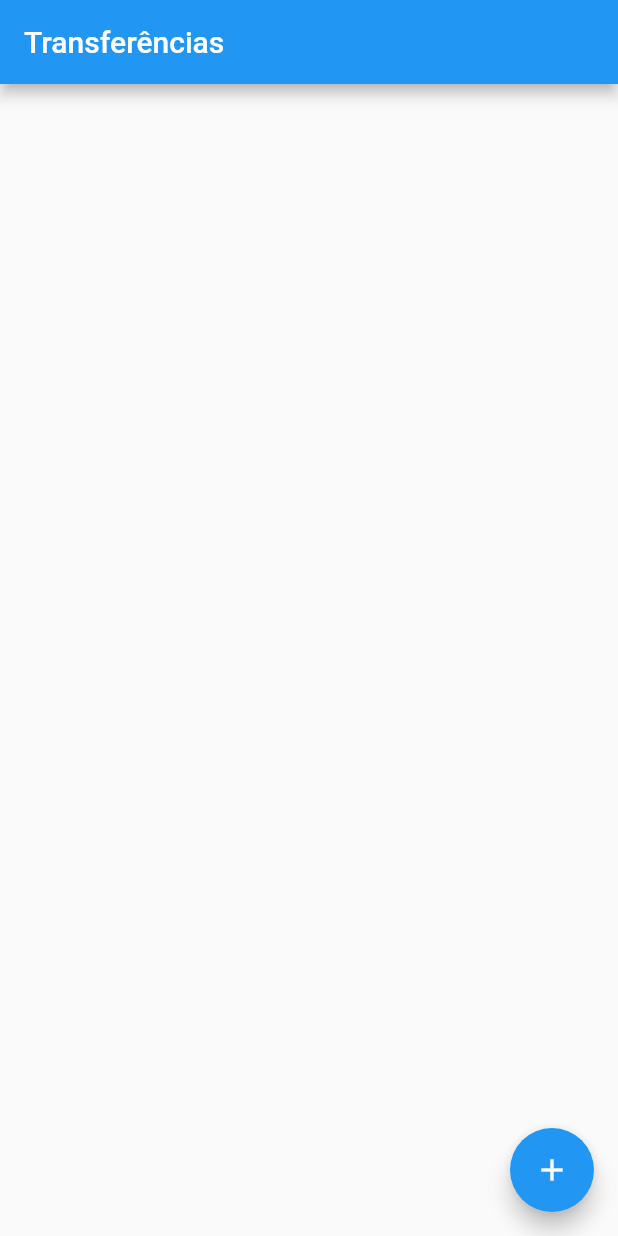
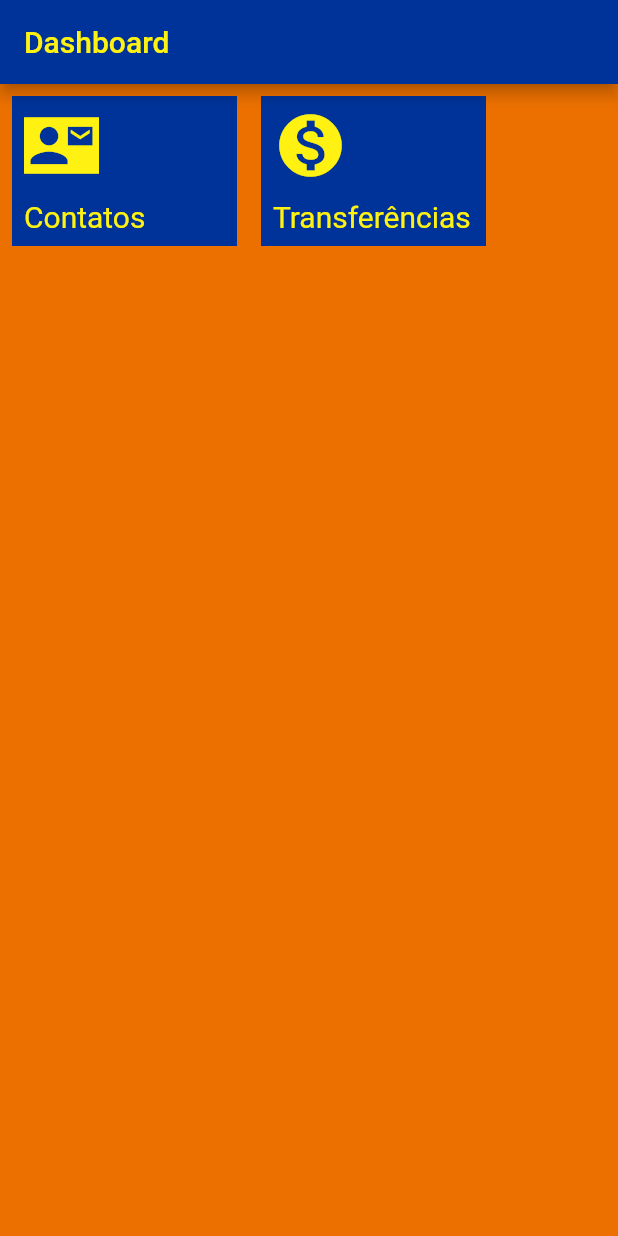
Before and after one commit to ViniciusPolo/fatec_dsm_devmobile, a Flutter app: the screen it shows after launch, on a phone screen of 412 x 824 dp. Run offline on Flutter 3.47's test engine with Material 2 defaults, Android fonts, the phone set to English and light mode, and no system bars.

Commit message:
Switching to branch trabalho_bimestre

```diff
--- a/lib/main.dart
+++ b/lib/main.dart
@@ -1,25 +1,19 @@
-import 'dart:html';
-import 'dart:js';
-
-import 'package:flutter/cupertino.dart';
+import '/screens/dashboard.dart';
 import 'package:flutter/material.dart';
 
-import 'screens/transferencias/lista_transferencia.dart';
+void main() => runApp(
+      Banco(),
+    );
 
-void main() => runApp(Banco());
-
-//   MaterialApp(
-//     home: Scaffold(
-//       body: FormularioTransferencia(),
-//     ),
-//   ),
-// );
 class Banco extends StatelessWidget {
   @override
   Widget build(BuildContext context) {
+    //Intl.defaultLocale = 'pt_BR';
     // TODO: implement build
     return MaterialApp(
-      home: ListaTransferencia(),
+      home: Scaffold(
+        body: MenuDashboard(),
+      ),
     );
   }
 }
--- /dev/null
+++ b/lib/models/form_contato.dart
@@ -0,0 +1,20 @@
+class Contatos {
+  final String nome;
+  final String endereco;
+  final String telefone;
+  final String email;
+  final String cpf;
+
+  Contatos(
+    this.nome,
+    this.endereco,
+    this.telefone,
+    this.email,
+    this.cpf,
+  );
+
+  @override
+  String toString() {
+    return 'Nome{valor: $nome, endereco: $endereco, Telefone: $telefone, E-mail: $email, CPF: $cpf}';
+  }
+}
--- /dev/null
+++ b/lib/screens/dashboard.dart
@@ -0,0 +1,113 @@
+import '/screens/contatos/formulario_contato.dart';
+import '/screens/transferencias/lista_transferencia.dart';
+import 'package:flutter/material.dart';
+
+const _tituloAppBar = 'Dashboard';
+var yellow = Color.fromARGB(255, 255, 242, 18);
+var orange = Color.fromARGB(255, 236, 112, 0);
+var blue = Color.fromARGB(255, 0, 51, 153);
+
+class MenuDashboard extends StatefulWidget {
+  @override
+  State<StatefulWidget> createState() {
+    return MenuDashboardState();
+  }
+}
+
+class MenuDashboardState extends State<MenuDashboard> {
+  @override
+  Widget build(BuildContext context) {
+    // TODO: implement build
+    return Scaffold(
+      appBar: AppBar(
+        backgroundColor: blue,
+        title:
+            Text(_tituloAppBar, style: TextStyle(fontSize: 20, color: yellow)),
+      ),
+      backgroundColor: orange,
+      body: Column(
+        mainAxisAlignment: MainAxisAlignment.spaceBetween,
+        crossAxisAlignment: CrossAxisAlignment.start,
+        children: <Widget>[
+          SingleChildScrollView(
+            scrollDirection: Axis.horizontal,
+            child: Row(
+              children: <Widget>[
+                _FeatureItem(
+                  'Contatos',
+                  Icons.contact_mail_sharp,
+                  onClick: () => _exibeListaContato(context),
+                ),
+                _FeatureItem(
+                  'Transferências',
+                  Icons.monetization_on,
+                  onClick: () => _exibeListaTransferencia(context),
+                ),
+              ],
+            ),
+          ),
+        ],
+      ),
+    );
+  }
+
+  void _exibeListaContato(BuildContext context) {
+    Navigator.of(context).push(MaterialPageRoute(
+      builder: (context) => ListaContatos(),
+    ));
+  }
+
+  void _exibeListaTransferencia(BuildContext context) {
+    Navigator.of(context).push(MaterialPageRoute(
+      builder: (context) => ListaTransferencia(),
+    ));
+  }
+}
+
+class _FeatureItem extends StatelessWidget {
+  final String nome;
+  final IconData icone;
+  final Function onClick;
+
+  _FeatureItem(this.nome, this.icone, {required this.onClick})
+      : assert(icone != null),
+        assert(onClick != null);
+
+  @override
+  Widget build(BuildContext context) {
+    return Padding(
+      padding: const EdgeInsets.all(8.0),
+      child: Material(
+        child: InkWell(
+          onTap: () {
+            onClick();
+          },
+          child: Container(
+            height: 100,
+            width: 150,
+            color: blue,
+            padding: EdgeInsets.all(8.0),
+            child: Column(
+              mainAxisAlignment: MainAxisAlignment.spaceBetween,
+              crossAxisAlignment: CrossAxisAlignment.start,
+              children: <Widget>[
+                Icon(
+                  icone,
+                  color: yellow,
+                  size: 50.0,
+                ),
+                Text(
+                  nome,
+                  style: TextStyle(
+                    color: yellow,
+                    fontSize: 20.0,
+                  ),
+                ),
+              ],
+            ),
+          ),
+        ),
+      ),
+    );
+  }
+}
--- a/lib/screens/transferencias/formulario_transferencia.dart
+++ b/lib/screens/transferencias/formulario_transferencia.dart
@@ -9,6 +9,9 @@ const _dicaCampoNumeroConta = '0000';
 const _rotuloCampoValor = 'Valor';
 const _dicaCampoValor = '0.00';
 const _textoBotaoConfirmar = 'Confirmar';
+var yellow = Color.fromARGB(255, 255, 242, 18);
+var orange = Color.fromARGB(255, 236, 112, 0);
+var blue = Color.fromARGB(255, 0, 51, 153);
 
 class FormularioTransferencia extends StatefulWidget {
   @override
@@ -28,6 +31,7 @@ class FormularioTransferenciaState extends State<FormularioTransferencia> {
     return Scaffold(
       appBar: AppBar(
         title: Text(_tituloAppBar),
+        backgroundColor: Color.fromARGB(255, 236, 112, 0),
       ),
       body: SingleChildScrollView(
         child: Column(
@@ -37,7 +41,8 @@ class FormularioTransferenciaState extends State<FormularioTransferencia> {
             Editor(_controllerCampoValor, _rotuloCampoValor, _dicaCampoValor,
                 Icons.monetization_on),
             ElevatedButton(
-              child: Text(_textoBotaoConfirmar),
+              child: Text(_textoBotaoConfirmar,
+                  style: TextStyle(fontSize: 20, color: yellow)),
               onPressed: () {
                 _criaTransferencia(context);
                 // Navigator.push(
--- a/pubspec.yaml
+++ b/pubspec.yaml
@@ -19,6 +19,7 @@ environment:
 dependencies:
   flutter:
     sdk: flutter
+  intl: ^0.17.0
 
 dev_dependencies:
   flutter_test:
```
Also changed, not shown: lib/components/editor_contato.dart (added, +33 -0 lines), lib/screens/contatos/formulario_contato.dart (added, +103 -0 lines), lib/screens/contatos/formulario_contatos.dart (added, +114 -0 lines), lib/screens/contatos/lista_contato.dart (added, +103 -0 lines), lib/screens/transferencias/lista_transferencia.dart (+42 -24 lines), 1 other file.
